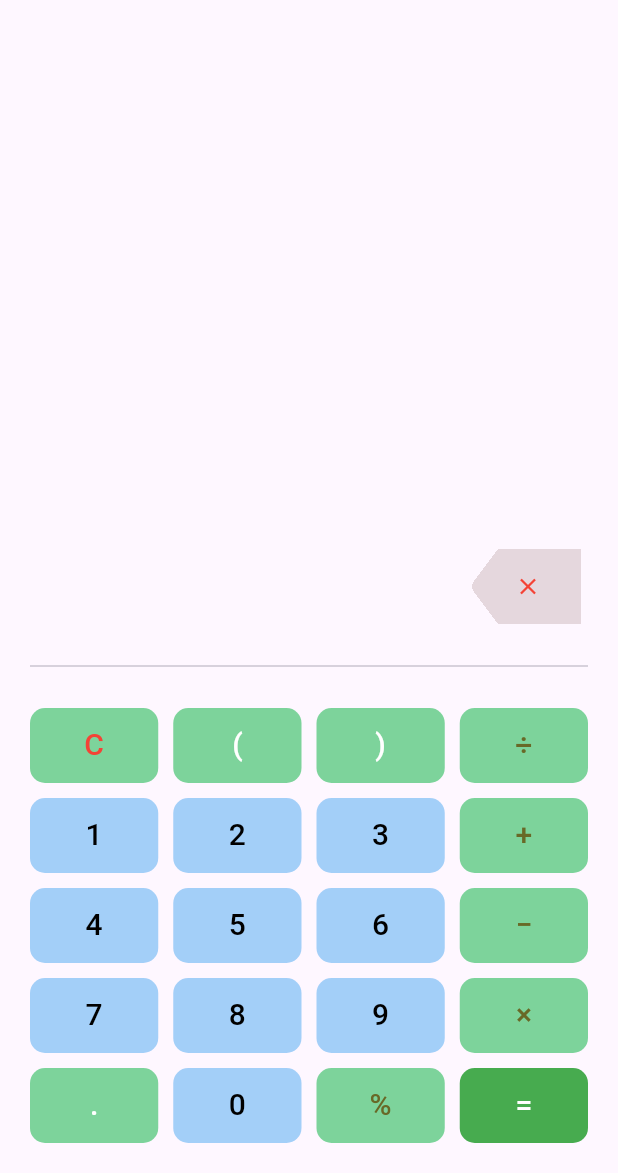
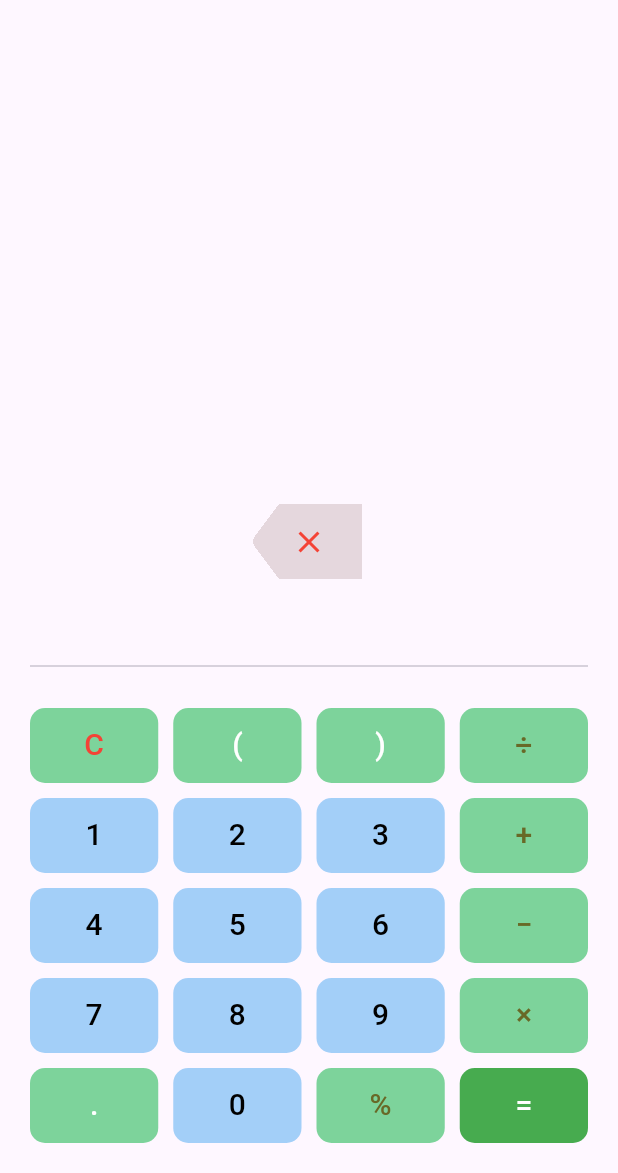
Before and after one commit to sujanbimali9/calculator, a Flutter app: the screen it shows after launch, on a phone screen of 412 x 824 dp, the part 63-1236 px from its top. Run offline on Flutter 3.47's test engine with Material 3 defaults, Android fonts, the phone set to English and light mode, and no system bars; our stand-ins replace bloc, flutter_bloc, math_expressions.

```diff
--- a/lib/calculator/presentation/cubit/calculate_state.dart
+++ b/lib/calculator/presentation/cubit/calculate_state.dart
@@ -9,3 +9,8 @@ final class InputError extends CalculateState{
 
   InputError({required this.error});
 }
+final class CalculateSuccess extends CalculateState{
+  final String result;
+
+  CalculateSuccess({required this.result});
+}
--- a/lib/calculator/presentation/screen/home.dart
+++ b/lib/calculator/presentation/screen/home.dart
@@ -1,5 +1,5 @@
-
 import 'package:calculator/calculator/presentation/cubit/calculate_cubit.dart';
+import 'package:calculator/calculator/presentation/screen/widgets/backbutton.dart';
 import 'package:calculator/calculator/presentation/screen/widgets/calculator_buttons.dart';
 import 'package:calculator/calculator/presentation/screen/widgets/inputfield.dart';
 import 'package:calculator/utils/buttontext.dart';
@@ -13,12 +13,14 @@ class HomePage extends StatelessWidget {
   @override
   Widget build(context) {
     final FocusNode focusNode = FocusNode();
+
     return Scaffold(
       appBar: AppBar(
         centerTitle: true,
         title: const Text('Calculator'),
       ),
-      body: BlocListener<CalculateCubit, CalculateState>(
+      body: TextFieldTapRegion(
+        child: BlocListener<CalculateCubit, CalculateState>(
           listener: (context, state) {
             if (state is InputError) {
               ScaffoldMessenger.of(context)
@@ -26,6 +28,7 @@ class HomePage extends StatelessWidget {
                 ..showSnackBar(SnackBar(content: Text(state.error)));
             }
           },
+          child: TapRegion(
             child: Padding(
               padding: const EdgeInsets.all(20.0),
               child: Column(
@@ -33,15 +36,36 @@ class HomePage extends StatelessWidget {
                   const Spacer(),
                   SizedBox(
                     height: 50,
-                child: GestureDetector(
-                  onTap: () {
-                    focusNode.requestFocus();
-                  },
-                  child: InputField(controller: controller, focusNode: focusNode),
-                ),
+                    child: InputField(
+                        controller: controller),
                   ),
                   const SizedBox(
                     height: 20,
+                  ),
+                  const SizedBox(
+                    height: 50,
+                    width: 80,
+                    child: CalcBackButton(),
+                  ),
+                  SizedBox(
+                    height: 50,
+                    child: BlocBuilder<CalculateCubit, CalculateState>(
+                      builder: (context, state) {
+                        if (state is CalculateSuccess) {
+                          return Align(
+                            alignment: Alignment.centerRight,
+                            child: Text(
+                              '= ${state.result}',
+                              style: const TextStyle(
+                                  fontWeight: FontWeight.w300,
+                                  fontSize: 40,
+                                  color: Color.fromARGB(255, 109, 109, 109)),
+                            ),
+                          );
+                        }
+                        return const SizedBox();
+                      },
+                    ),
                   ),
                   const Divider(),
                   const SizedBox(height: 20),
@@ -49,7 +73,8 @@ class HomePage extends StatelessWidget {
                       itemCount: buttonsText.length,
                       physics: const NeverScrollableScrollPhysics(),
                       shrinkWrap: true,
-                  gridDelegate: const SliverGridDelegateWithFixedCrossAxisCount(
+                      gridDelegate:
+                          const SliverGridDelegateWithFixedCrossAxisCount(
                               crossAxisCount: 4,
                               mainAxisExtent: 50,
                               mainAxisSpacing: 10,
@@ -60,6 +85,8 @@ class HomePage extends StatelessWidget {
               ),
             ),
           ),
+        ),
+      ),
     );
   }
 }
--- a/lib/calculator/presentation/screen/widgets/inputfield.dart
+++ b/lib/calculator/presentation/screen/widgets/inputfield.dart
@@ -1,36 +1,31 @@
-
-import 'package:calculator/calculator/presentation/screen/widgets/backbutton.dart';
 import 'package:flutter/material.dart';
 
 class InputField extends StatelessWidget {
   const InputField({
     super.key,
     required this.controller,
-    required this.focusNode,
   });
 
   final TextEditingController controller;
-  final FocusNode focusNode;
 
   @override
   Widget build(BuildContext context) {
     return TextField(
-      // readOnly: true,
+      canRequestFocus: true,
+      readOnly: true,
+      showCursor: true,
       controller: controller,
       textAlign: TextAlign.end,
-      focusNode: focusNode,
-      style: const TextStyle(
-          fontWeight: FontWeight.w500, fontSize: 40),
+      style: const TextStyle(fontWeight: FontWeight.w500, fontSize: 40),
       decoration: InputDecoration(
           isDense: true,
-          contentPadding:
-              const EdgeInsets.symmetric(vertical: 20),
+          contentPadding: const EdgeInsets.symmetric(vertical: 20),
           fillColor: Colors.grey[200],
-          suffixIcon: const SizedBox(
-            height: 50,
-            width: 80,
-            child: CalcBackButton(),
-          ),
+          // suffixIcon: const SizedBox(
+          //   height: 50,
+          //   width: 80,
+          //   child: CalcBackButton(),
+          // ),
           focusedBorder: InputBorder.none,
           border: InputBorder.none,
           errorBorder: InputBorder.none,
```
Also changed, not shown: lib/calculator/presentation/cubit/calculate_cubit.dart (+151 -14 lines). Lines whose indentation alone changed are shown as unchanged.
